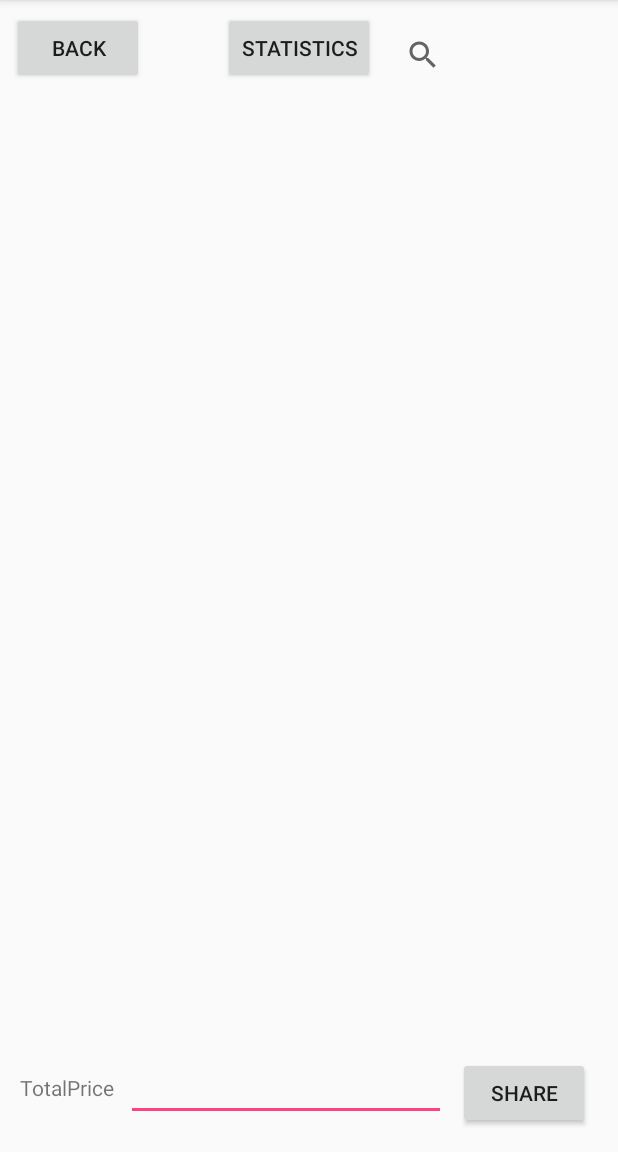
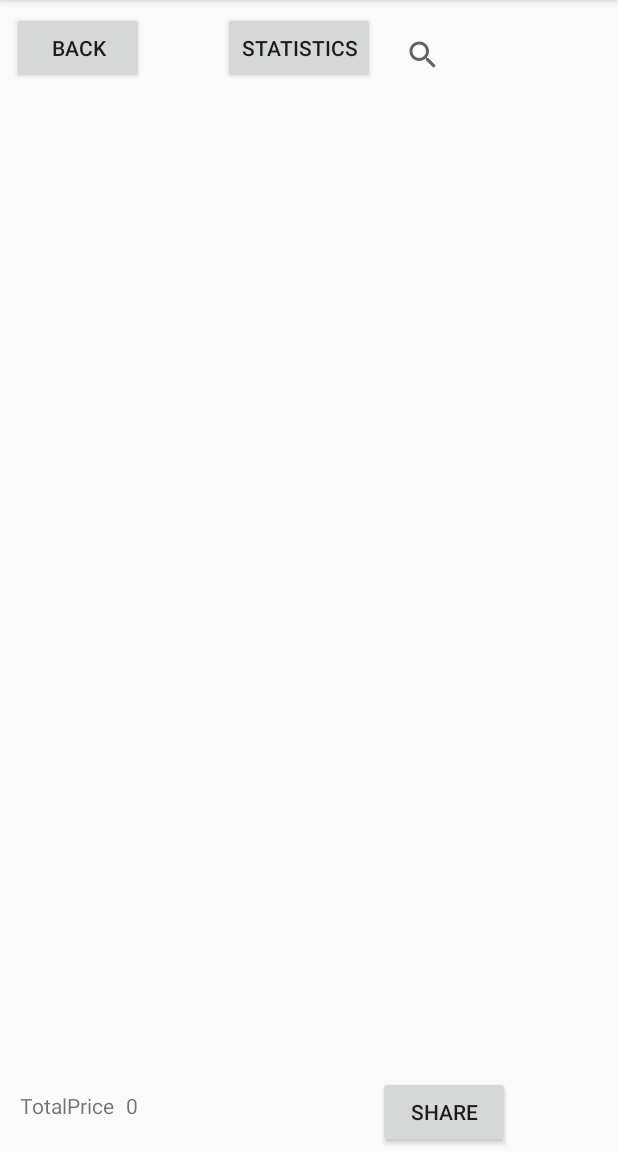
Before and after one commit to caihua2400/AccountShoppingList, an Android app: the BoughtSummaryActivity screen opened directly, with no data from a screen before it, on a phone screen of 412 x 824 dp, the part 84-1236 px from its top. Run offline under Robolectric (Android 15) with nearby library versions, the phone set to English and light mode, and no system bars.

Commit message:
real-time total price probably solved

```diff
--- a/app/src/main/java/com/example/owner/accountshoppinglist/BoughtSummaryActivity.java
+++ b/app/src/main/java/com/example/owner/accountshoppinglist/BoughtSummaryActivity.java
@@ -1,15 +1,21 @@
 package com.example.owner.accountshoppinglist;
 
+import android.database.DataSetObserver;
 import android.database.sqlite.SQLiteDatabase;
 import android.support.v7.app.AppCompatActivity;
 import android.os.Bundle;
+import android.util.Log;
+import android.widget.EditText;
 import android.widget.ListView;
+import android.widget.TextView;
 
 import java.util.ArrayList;
 
 public class BoughtSummaryActivity extends AppCompatActivity {
     private static SQLiteDatabase db;
     private static ArrayList<ShoppingItem> boughtList;
+    private static int totalPrice;
+    public static TextView edit_total_price;
     @Override
     protected void onCreate(Bundle savedInstanceState) {
         super.onCreate(savedInstanceState);
@@ -17,9 +23,47 @@ public class BoughtSummaryActivity extends AppCompatActivity {
         ShoppingItemDatabase dbConnection=new ShoppingItemDatabase(BoughtSummaryActivity.this);
         db= dbConnection.openDatabase();
         boughtList=DatabaseUtility.selectAll_bought(db);
+
         final ListView bought_list_view=findViewById(R.id.list_view_bought);
+        edit_total_price=findViewById(R.id.editText_total_price);
+        CalculateTotalPrice(boughtList);
         BoughtSummaryListAdapter boughtSummaryListAdapter=
                 new BoughtSummaryListAdapter(BoughtSummaryActivity.this,R.layout.bought_item,boughtList,db);
         bought_list_view.setAdapter(boughtSummaryListAdapter);
+        boughtSummaryListAdapter.registerDataSetObserver(new DataSetObserver() {
+            @Override
+            public void onChanged() {
+                Log.d("onChanged","totalPrice ："+totalPrice+" boughtList size:"+boughtList.size());
+                totalPrice=0;
+                for (ShoppingItem s: boughtList
+                        ) {
+                    totalPrice+=s.getPrice();
+                    edit_total_price.setText(totalPrice+"");
+                    finish();
+                    overridePendingTransition(0, 0);
+                    startActivity(getIntent());
+                    overridePendingTransition(0, 0);
+                }
+
+            }
+        });
+
+
+
+
     }
+
+    public static void CalculateTotalPrice(ArrayList<ShoppingItem> boughtList){
+        totalPrice=0;
+        for (ShoppingItem s: boughtList
+             ) {
+            totalPrice+=s.getPrice();
+        }
+
+
+        edit_total_price.setText(totalPrice+"");
+
+
+    }
+
 }
--- a/app/src/main/java/com/example/owner/accountshoppinglist/BoughtSummaryListAdapter.java
+++ b/app/src/main/java/com/example/owner/accountshoppinglist/BoughtSummaryListAdapter.java
@@ -73,6 +73,7 @@ public class BoughtSummaryListAdapter extends BaseAdapter  {
                 DatabaseUtility.delete_bought(databaseHandler,shoppingItem);
                 remove(shoppingItem);
                 notifyDataSetChanged();
+
                 Toast.makeText(context,"delete successful",Toast.LENGTH_SHORT).show();
             }
         });
--- a/app/src/main/res/layout/activity_bought_summary.xml
+++ b/app/src/main/res/layout/activity_bought_summary.xml
@@ -65,7 +65,7 @@
         app:layout_constraintStart_toEndOf="@+id/editText_total_price"
         app:layout_constraintTop_toTopOf="@+id/editText_total_price" />
 
-    <EditText
+    <TextView
         android:id="@+id/editText_total_price"
         android:layout_width="wrap_content"
         android:layout_height="wrap_content"
@@ -74,7 +74,7 @@
         android:layout_marginTop="8dp"
 
         android:ems="10"
-        android:inputType="textPersonName"
+
 
         app:layout_constraintBottom_toBottomOf="parent"
         app:layout_constraintStart_toStartOf="parent"
```
